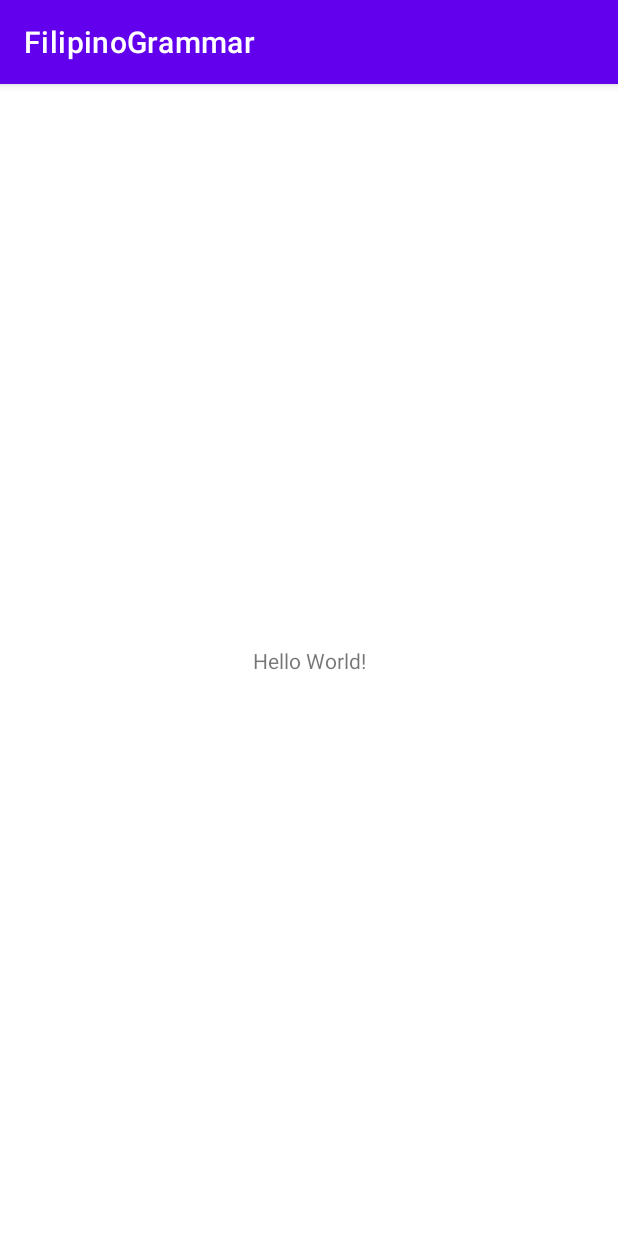
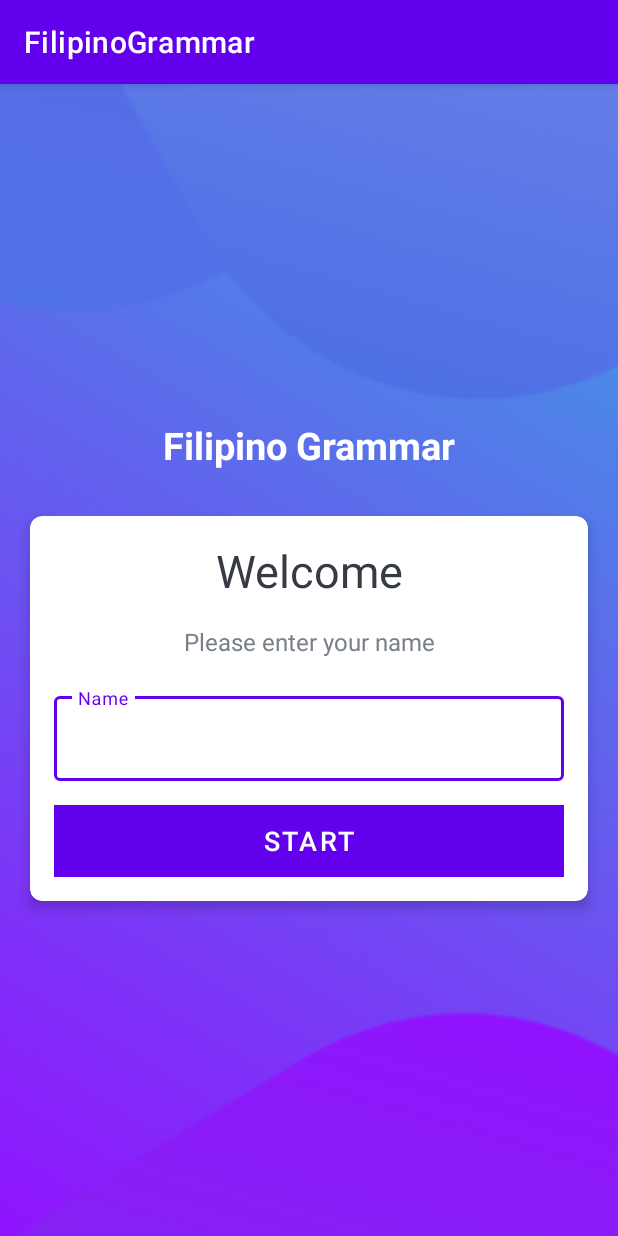
Before and after one commit to njadoon/FilipinoGrammar, an Android app: the screen it shows after launch (MainActivity), on a phone screen of 412 x 824 dp. Run offline under Robolectric (Android 15) with nearby library versions, the phone set to English and light mode, and no system bars.

Commit message:
Start Screen added

```diff
--- a/app/build.gradle
+++ b/app/build.gradle
@@ -33,7 +33,8 @@
     implementation 'androidx.appcompat:appcompat:1.2.0'
     implementation 'com.google.android.material:material:1.3.0'
     implementation 'androidx.constraintlayout:constraintlayout:2.0.4'
-    testImplementation 'junit:junit:4.+'
+    implementation 'com.google.android.material:material:1.3.0'
+    testImplementation 'junit:junit:4.13.2'
     androidTestImplementation 'androidx.test.ext:junit:1.1.2'
     androidTestImplementation 'androidx.test.espresso:espresso-core:3.3.0'
 }
--- a/app/src/main/AndroidManifest.xml
+++ b/app/src/main/AndroidManifest.xml
@@ -15,7 +15,8 @@
             android:roundIcon="@mipmap/ic_launcher_round"
             android:supportsRtl="true"
             android:theme="@style/Theme.FilipinoGrammar">
-        <activity android:name=".MainActivity">
+        <activity android:name=".MainActivity"
+        android:windowSoftInputMode="adjustResize">
             <intent-filter>
                 <action android:name="android.intent.action.MAIN"/>
 
--- a/app/src/main/res/layout/activity_main.xml
+++ b/app/src/main/res/layout/activity_main.xml
@@ -1,18 +1,81 @@
 <?xml version="1.0" encoding="utf-8"?>
-<androidx.constraintlayout.widget.ConstraintLayout
+<LinearLayout
         xmlns:android="http://schemas.android.com/apk/res/android"
         xmlns:tools="http://schemas.android.com/tools"
         xmlns:app="http://schemas.android.com/apk/res-auto"
         android:layout_width="match_parent"
         android:layout_height="match_parent"
-        tools:context=".MainActivity">
+        android:gravity="center"
+        android:orientation="vertical"
+        tools:context=".MainActivity"
+        android:background="@drawable/bg">
+
     <TextView
-            android:layout_width="wrap_content"
+            android:id="@+id/appName"
+            android:layout_width="match_parent"
             android:layout_height="wrap_content"
-            android:text="Hello World!"
-            app:layout_constraintBottom_toBottomOf="parent"
-            app:layout_constraintLeft_toLeftOf="parent"
-            app:layout_constraintRight_toRightOf="parent"
-            app:layout_constraintTop_toTopOf="parent"/>
-
-</androidx.constraintlayout.widget.ConstraintLayout>
+            android:text="Filipino Grammar"
+            android:textSize="25sp"
+            android:layout_marginBottom="30dp"
+            android:textStyle="bold"
+            android:textColor="@color/white"
+            android:gravity="center"
+            />
+    <androidx.cardview.widget.CardView
+        android:layout_width="match_parent"
+        android:layout_height="wrap_content"
+        android:layout_marginStart="20dp"
+        android:layout_marginEnd="20dp"
+        android:background="@color/white"
+        app:cardCornerRadius="8dp"
+        app:cardElevation="5dp"
+    >
+    <LinearLayout
+            android:layout_width="match_parent"
+            android:layout_height="wrap_content"
+            android:orientation="vertical"
+            android:padding="16dp"
+    >
+        <TextView
+                android:layout_width="match_parent"
+                android:layout_height="wrap_content"
+                android:gravity="center"
+                android:text="Welcome"
+                android:textColor="#363A43"
+                android:textSize="30sp"
+        />
+        <TextView
+                android:layout_width="match_parent"
+                android:layout_height="wrap_content"
+                android:gravity="center"
+                android:text="Please enter your name"
+                android:textColor="#7A8089"
+                android:layout_marginTop="16dp"
+                android:textSize="16sp"
+        />
+        <com.google.android.material.textfield.TextInputLayout
+                android:layout_width="match_parent"
+                android:layout_height="wrap_content"
+                android:layout_marginTop="20dp"
+                style="@style/Widget.MaterialComponents.TextInputLayout.OutlinedBox"
+        >
+            <androidx.appcompat.widget.AppCompatEditText
+                    android:layout_width="match_parent"
+                    android:layout_height="wrap_content"
+                    android:hint="Name"
+                    android:textColor="#363A43"
+                    android:textColorHint="#7A8089"/>
+        </com.google.android.material.textfield.TextInputLayout>
+        <Button
+                android:layout_width="match_parent"
+                android:layout_height="wrap_content"
+                android:id="@+id/btnStart"
+                android:layout_marginTop="16dp"
+                android:background="@color/colorPrimary"
+                android:text="Start"
+                android:textSize="18sp"
+                android:textColor="@color/white"
+        />
+    </LinearLayout>
+</androidx.cardview.widget.CardView>
+</LinearLayout>
--- a/app/src/main/res/values/colors.xml
+++ b/app/src/main/res/values/colors.xml
@@ -7,4 +7,6 @@
     <color name="teal_700">#FF018786</color>
     <color name="black">#FF000000</color>
     <color name="white">#FFFFFFFF</color>
+    <color name="colorPrimary">#9013FE</color>
+
 </resources>
--- a/build.gradle
+++ b/build.gradle
@@ -5,8 +5,7 @@
         jcenter()
     }
     dependencies {
-        classpath "com.android.tools.build:gradle:4.1.1"
-
+        classpath "com.android.tools.build:gradle:4.1.3"
         // NOTE: Do not place your application dependencies here; they belong
         // in the individual module build.gradle files
     }
```
